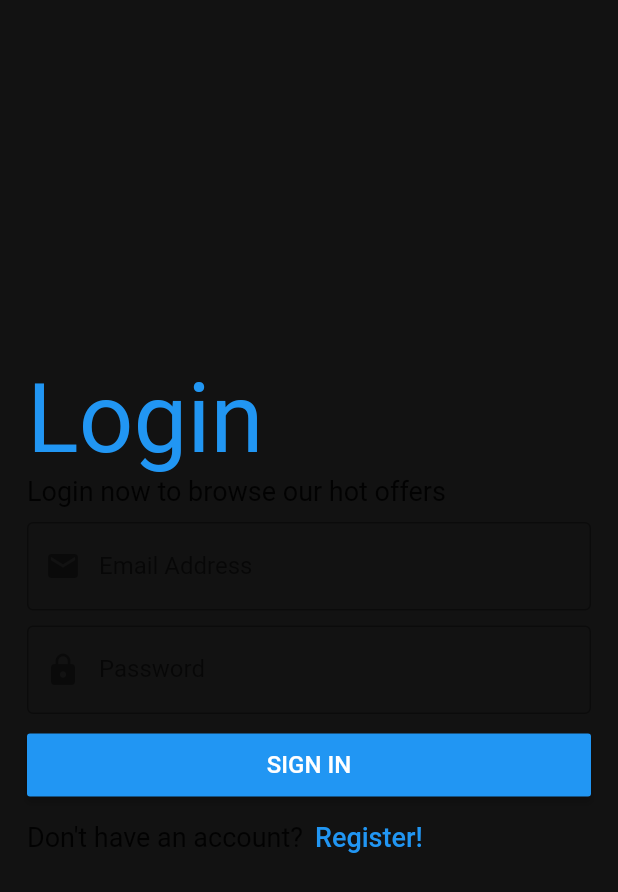
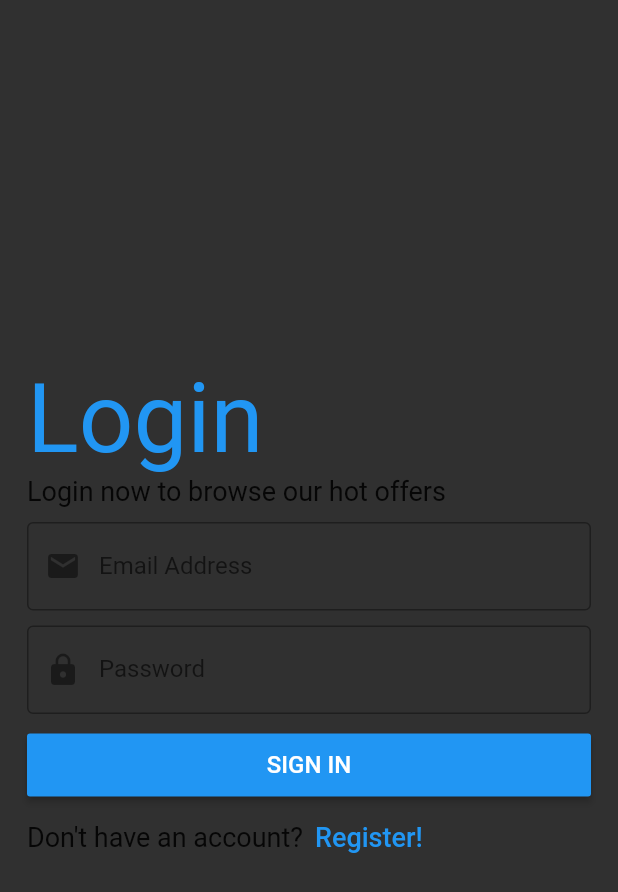
Before and after one commit to abalmagd/salla-ecommerce, a Flutter app: the screen it shows after launch, after a tap on "LOGIN", on a phone screen of 412 x 824 dp. Shown: the top 892 px of the screen. Run offline on Flutter 3.47's test engine with Material 2 defaults, Android fonts, the phone set to English and light mode, and no system bars; our stand-ins replace bloc, cached_network_image, carousel_slider, conditional_builder, dio, flutter_bloc and 3 more; accounts and stored records are empty.

Commit message:
- Still working on dark mode

```diff
--- a/lib/config/themes.dart
+++ b/lib/config/themes.dart
@@ -24,9 +24,10 @@ ThemeData lightTheme(BuildContext context) {
 // TODO: Fix this later when theme switch is added
 ThemeData darkTheme(BuildContext context) {
   return ThemeData(
-    scaffoldBackgroundColor: Color(0xff121212),
+    scaffoldBackgroundColor: Colors.grey[850],
     primaryColor: Colors.blue,
-    accentColor: Colors.white,
+    accentColor: Colors.grey,
+    cardColor: Colors.grey[600],
     bottomNavigationBarTheme: BottomNavigationBarThemeData(
       backgroundColor: Colors.grey[850],
     ),
--- a/lib/layout/app_layout.dart
+++ b/lib/layout/app_layout.dart
@@ -24,7 +24,7 @@ class AppLayout extends StatelessWidget {
       listener: (BuildContext context, state) {},
       builder: (BuildContext context, state) => Scaffold(
         drawer: Drawer(
-          child: ListView(
+          child: Column(
             children: [
               DrawerHeader(
                 child: InkWell(
@@ -104,6 +104,10 @@ class AppLayout extends StatelessWidget {
                   ],
                 ),
               ),
+              Spacer(),
+              Text(
+                '@C Salla',
+              )
             ],
           ),
         ),
```
Also changed, not shown: lib/widgets/product_grid_builder.dart (+10 -23 lines).
